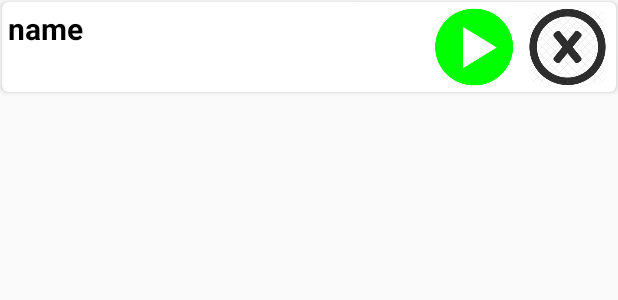
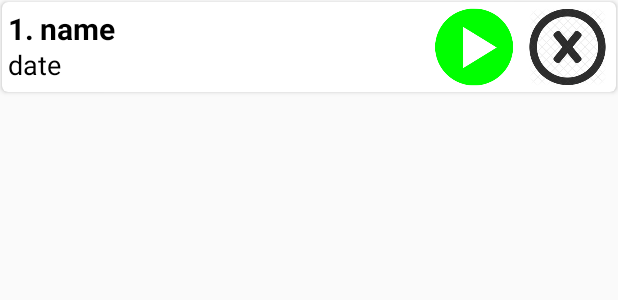
Before and after one commit to rafisce/eyes, an Android app: the layout report_item.xml on its own in the app's theme, with its tools: preview values and no code run, on a phone screen of 412 x 824 dp. Shown: the top 300 px of the screen. Run offline under Robolectric (Android 15) with nearby library versions, the phone set to English and light mode, and no system bars.

Commit message:
"sprint 2 updated with unit tests"

```diff
--- a/app/build.gradle
+++ b/app/build.gradle
@@ -20,6 +20,7 @@ android {
 
 dependencies {
     implementation fileTree(dir: 'libs', include: ['*.jar'])
+    androidTestImplementation 'junit:junit:4.12'
     implementation 'com.android.support:appcompat-v7:27.1.1'
     implementation 'com.android.support:design:27.1.1'
     implementation 'com.android.support:recyclerview-v7:27.1.1'
@@ -32,6 +33,10 @@ dependencies {
     implementation 'com.google.firebase:firebase-storage:15.0.0'
     androidTestImplementation 'com.android.support.test:runner:1.0.2'
     androidTestImplementation 'com.android.support.test.espresso:espresso-core:3.0.2'
+    testImplementation 'androidx.test:core:1.0.0'
+    // Optional -- Mockito framework
+    testImplementation 'org.mockito:mockito-core:1.10.19'
+    testImplementation 'org.testng:testng:6.9.6'
 }
 
 apply plugin: 'com.google.gms.google-services'
--- a/app/src/main/res/layout/report_item.xml
+++ b/app/src/main/res/layout/report_item.xml
@@ -12,15 +12,46 @@
         android:layout_margin="4dp">
 
         <TextView
-            android:id="@+id/details"
+            android:id="@+id/name"
+            android:layout_width="263dp"
+            android:layout_height="wrap_content"
+            android:layout_alignParentStart="true"
+            android:layout_alignParentTop="true"
+            android:layout_marginStart="21dp"
+            android:layout_marginTop="0dp"
+            android:text="name"
+            android:textColor="@android:color/black"
+            android:textSize="20sp"
+            android:textStyle="bold"
+            />
+
+        <TextView
+            android:id="@+id/date"
+            android:layout_width="283dp"
+            android:layout_height="wrap_content"
+            android:layout_alignParentStart="true"
+            android:layout_alignParentTop="true"
+            android:layout_marginStart="0dp"
+            android:layout_marginTop="25dp"
+            android:text="date"
+            android:textColor="@android:color/black"
+            android:textSize="18sp"
+           />
+
+        <TextView
+            android:id="@+id/number"
             android:layout_width="wrap_content"
             android:layout_height="wrap_content"
+            android:layout_alignParentStart="true"
             android:layout_alignParentTop="true"
+            android:layout_marginStart="0dp"
             android:layout_marginTop="0dp"
-            android:text="@string/name"
+            android:text="1."
             android:textColor="@android:color/black"
             android:textSize="20sp"
-            android:textStyle="bold" />
+            android:textStyle="bold"
+
+            />
 
         <ImageView
             android:id="@+id/play"
```
Also changed, not shown: app/src/main/java/com/eyes/eyes/DestinationsActivity.java (+9 -9 lines), app/src/main/java/com/eyes/eyes/LastConnectedActivity.java (+6 -6 lines), app/src/main/java/com/eyes/eyes/LoginActivity.java (+7 -1 lines), app/src/main/java/com/eyes/eyes/MainActivity.java (+65 -10 lines), app/src/main/java/com/eyes/eyes/Report.java (+13 -2 lines), app/src/main/java/com/eyes/eyes/ReportAdapter.java (+15 -8 lines), app/src/main/java/com/eyes/eyes/ReportsActivity.java (+21 -20 lines), app/src/main/java/com/eyes/eyes/UsersActivity.java (+9 -8 lines), 11 other files.
